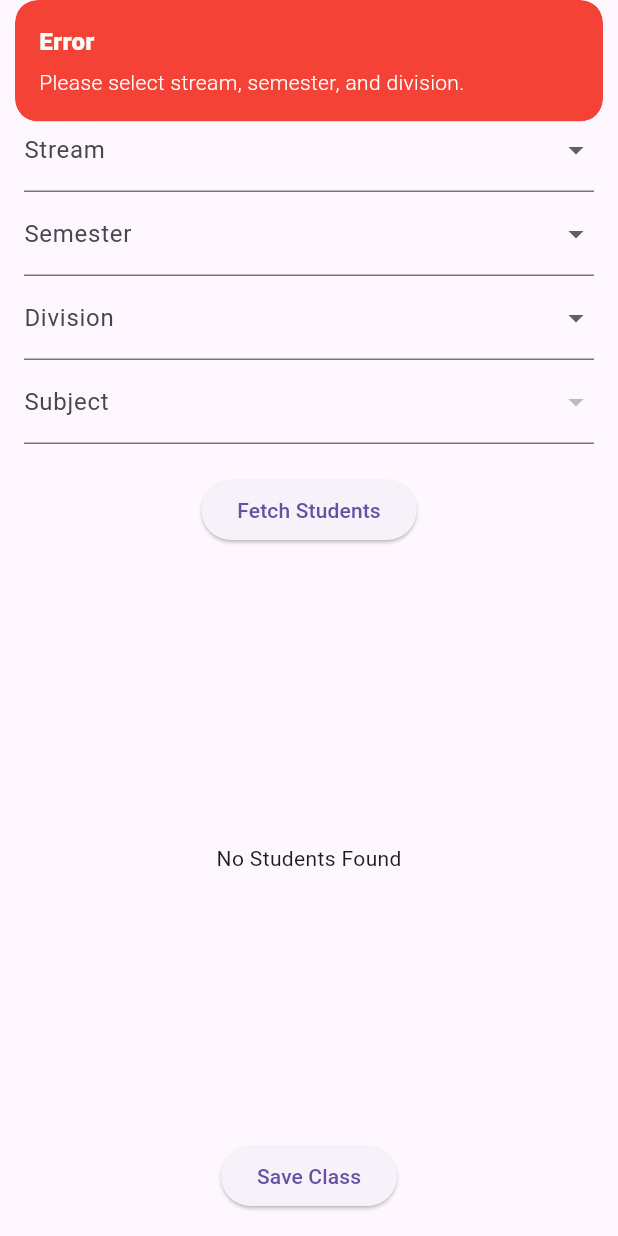
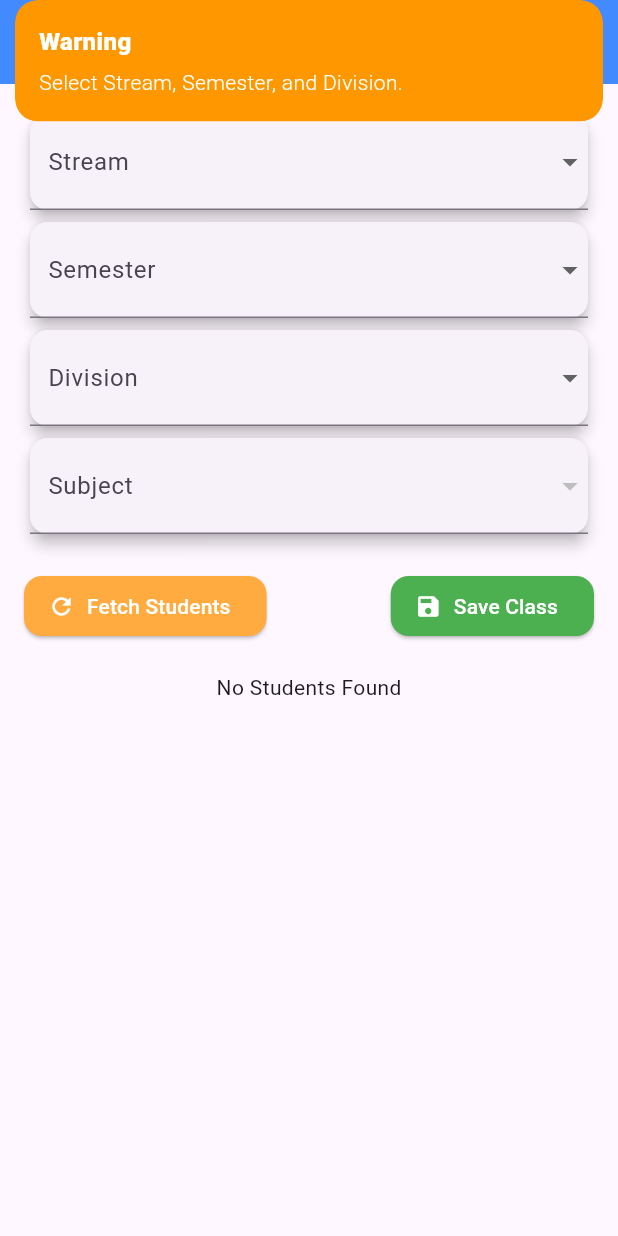
Before and after one commit to RushilBeladiya/Sascma, a Flutter app: the CreateClassScreen screen opened directly with empty values, after a tap on "Fetch Students", on a phone screen of 412 x 824 dp. Run offline on Flutter 3.47's test engine with Material 3 defaults, Android fonts, the phone set to English and light mode, and no system bars; our stand-ins replace cloud_firestore, file_picker, firebase_auth, firebase_core, firebase_database, firebase_storage and 6 more; missing offline and left inert: flutter_pdfview, razorpay_flutter; accounts and stored records are empty.

Commit message:
ui_chnage_attendance

```diff
--- a/lib/views/screens/faculty_screens/attendance/createclassscreen.dart
+++ b/lib/views/screens/faculty_screens/attendance/createclassscreen.dart
@@ -6,7 +6,8 @@ import 'package:sascma/controller/Faculty/attendance_controller.dart';
 class CreateClassScreen extends StatefulWidget {
   final String? facultyPhoneNumber;
 
-  CreateClassScreen({required this.facultyPhoneNumber});
+  const CreateClassScreen({required this.facultyPhoneNumber, Key? key})
+      : super(key: key);
 
   @override
   _CreateClassScreenState createState() => _CreateClassScreenState();
@@ -34,7 +35,6 @@ class _CreateClassScreenState extends State<CreateClassScreen> {
   ];
   List<String> divisions = ['A', 'B', 'C', 'D', 'E', 'F', 'G', 'H'];
 
-  // Define subjects for each stream and semester
   final Map<String, Map<String, List<String>>> streamSemesterSubjects = {
     'BCA': {
       'Semester 1': ['Maths', 'English', 'Programming'],
@@ -109,23 +109,23 @@ class _CreateClassScreenState extends State<CreateClassScreen> {
           Get.snackbar("Success", "Students fetched successfully!",
               backgroundColor: Colors.green, colorText: Colors.white);
         } else {
-          Get.snackbar("Error", "No students found. Try again!",
-              backgroundColor: Colors.red, colorText: Colors.white);
+          Get.snackbar("No Students", "No students found. Try again!",
+              backgroundColor: Colors.orange, colorText: Colors.white);
         }
       } catch (e) {
         setState(() => isFetching = false);
-        Get.snackbar("Error", "Failed to fetch students. Please try again!",
+        Get.snackbar("Error", "Failed to fetch students. Try again!",
             backgroundColor: Colors.red, colorText: Colors.white);
       }
     } else {
-      Get.snackbar("Error", "Please select stream, semester, and division.",
-          backgroundColor: Colors.red, colorText: Colors.white);
+      Get.snackbar("Warning", "Select Stream, Semester, and Division.",
+          backgroundColor: Colors.orange, colorText: Colors.white);
     }
   }
 
   Future<void> saveClass() async {
     if (students.isEmpty) {
-      Get.snackbar("Error", "Fetch students before saving the class!",
+      Get.snackbar("Error", "Fetch students before saving!",
           backgroundColor: Colors.red, colorText: Colors.white);
       return;
     }
@@ -141,89 +141,118 @@ class _CreateClassScreenState extends State<CreateClassScreen> {
 
     await _dbRef.push().set(newClass);
 
-    Get.snackbar("Success", "Class saved with students!",
+    Get.snackbar("Success", "Class saved successfully!",
         backgroundColor: Colors.green, colorText: Colors.white);
 
-    Navigator.pop(context); // Navigate back to the faculty screen
+    Navigator.pop(context);
   }
 
   @override
   Widget build(BuildContext context) {
     return Scaffold(
-      appBar: AppBar(title: Text('Create Class')),
-      body: Padding(
+      appBar: AppBar(
+        title: Text('Create Class', style: TextStyle(fontSize: 20)),
+        backgroundColor: Colors.blueAccent,
+      ),
+      body: SingleChildScrollView(
         padding: const EdgeInsets.all(16.0),
         child: Column(
           children: [
-            DropdownButtonFormField<String>(
-              decoration: InputDecoration(labelText: 'Stream'),
-              items: streams.map((stream) {
-                return DropdownMenuItem(value: stream, child: Text(stream));
-              }).toList(),
-              onChanged: (value) {
+            _buildDropdownCard('Stream', streams, selectedStream, (value) {
               setState(() {
                 selectedStream = value;
-                  selectedSemester = null; // Reset semester on stream change
-                  selectedSubject = null; // Reset subject on stream change
+                selectedSemester = null;
+                selectedSubject = null;
               });
-              },
-            ),
-            DropdownButtonFormField<String>(
-              decoration: InputDecoration(labelText: 'Semester'),
-              items: semesters.map((sem) {
-                return DropdownMenuItem(value: sem, child: Text(sem));
-              }).toList(),
-              onChanged: (value) {
+            }),
+            _buildDropdownCard('Semester', semesters, selectedSemester,
+                (value) {
               setState(() {
                 selectedSemester = value;
-                  selectedSubject = null; // Reset subject on semester change
+                selectedSubject = null;
               });
-              },
+            }),
+            _buildDropdownCard('Division', divisions, selectedDivision,
+                (value) => setState(() => selectedDivision = value)),
+            _buildDropdownCard('Subject', getSubjects(), selectedSubject,
+                (value) {
+              setState(() => selectedSubject = value);
+            }),
+            const SizedBox(height: 20),
+            Row(
+              mainAxisAlignment: MainAxisAlignment.spaceBetween,
+              children: [
+                ElevatedButton.icon(
+                  onPressed: fetchStudents,
+                  icon: Icon(Icons.refresh),
+                  label: Text('Fetch Students'),
+                  style: ElevatedButton.styleFrom(
+                    backgroundColor: Colors.orangeAccent,
+                    foregroundColor: Colors.white,
+                    shape: RoundedRectangleBorder(
+                      borderRadius: BorderRadius.circular(12),
                     ),
-            DropdownButtonFormField<String>(
-              decoration: InputDecoration(labelText: 'Division'),
-              items: divisions.map((div) {
-                return DropdownMenuItem(value: div, child: Text(div));
-              }).toList(),
-              onChanged: (value) => setState(() => selectedDivision = value),
                   ),
-            DropdownButtonFormField<String>(
-              decoration: InputDecoration(labelText: 'Subject'),
-              items: getSubjects().map((subj) {
-                return DropdownMenuItem(value: subj, child: Text(subj));
-              }).toList(),
-              onChanged: (value) => setState(() => selectedSubject = value),
                 ),
-            SizedBox(height: 20),
-            ElevatedButton(
-              onPressed: fetchStudents,
-              child: isFetching
-                  ? CircularProgressIndicator(color: Colors.white)
-                  : Text('Fetch Students'),
+                ElevatedButton.icon(
+                  onPressed: saveClass,
+                  icon: Icon(Icons.save),
+                  label: Text('Save Class'),
+                  style: ElevatedButton.styleFrom(
+                    backgroundColor: Colors.green,
+                    foregroundColor: Colors.white,
+                    shape: RoundedRectangleBorder(
+                      borderRadius: BorderRadius.circular(12),
                     ),
-            SizedBox(height: 20),
-            Expanded(
-              child: students.isEmpty
+                  ),
+                ),
+              ],
+            ),
+            const SizedBox(height: 20),
+            students.isEmpty
                 ? Center(child: Text("No Students Found"))
                 : ListView.builder(
+                    shrinkWrap: true,
+                    physics: NeverScrollableScrollPhysics(),
                     itemCount: students.length,
                     itemBuilder: (context, index) {
                       var student = students[index];
-                        return ListTile(
-                          leading: Icon(Icons.person),
+                      return Card(
+                        elevation: 3,
+                        shape: RoundedRectangleBorder(
+                          borderRadius: BorderRadius.circular(12),
+                        ),
+                        child: ListTile(
+                          leading: CircleAvatar(
+                            backgroundColor: Colors.blue,
+                            child: Icon(Icons.person, color: Colors.white),
+                          ),
                           title: Text(
                               '${student['firstName']} ${student['lastName']}'),
+                        ),
                       );
                     },
-                    ),
-            ),
-            ElevatedButton(
-              onPressed: saveClass,
-              child: Text('Save Class'),
                   ),
           ],
         ),
       ),
     );
   }
+
+  Widget _buildDropdownCard(String label, List<String> items, String? value,
+      void Function(String?) onChanged) {
+    return Card(
+      elevation: 4,
+      shape: RoundedRectangleBorder(borderRadius: BorderRadius.circular(12)),
+      child: DropdownButtonFormField<String>(
+        decoration: InputDecoration(
+            labelText: label, contentPadding: EdgeInsets.all(12)),
+        value: value,
+        items: items
+            .map((item) => DropdownMenuItem(value: item, child: Text(item)))
+            .toList(),
+        onChanged: onChanged,
+      ),
+    );
   }
+}
--- a/lib/views/screens/faculty_screens/home/faculty_home_screen.dart
+++ b/lib/views/screens/faculty_screens/home/faculty_home_screen.dart
@@ -317,7 +317,7 @@ class _FacultyHomeScreenState extends State<FacultyHomeScreen> {
                 ),
                 GestureDetector(
                   onTap: () {
-                    Get.to(() => Faculty_AttendanceScreen());
+                    Get.to(() => FacultyAttendanceScreen());
                   },
                   child: buildDashboardItem(
                     title: "Attendance",
```
Also changed, not shown: lib/views/screens/faculty_screens/attendance/Classdetailsscreen.dart (+101 -32 lines), lib/views/screens/faculty_screens/attendance/faculty_attendance_screen.dart (+70 -27 lines). Lines whose indentation alone changed are shown as unchanged.
